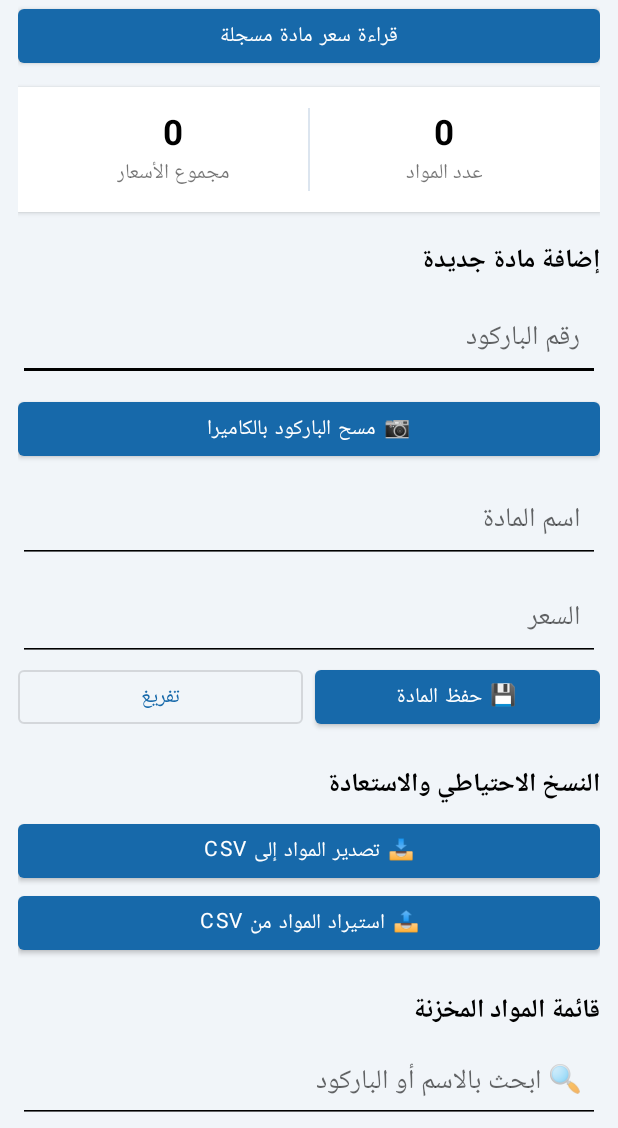
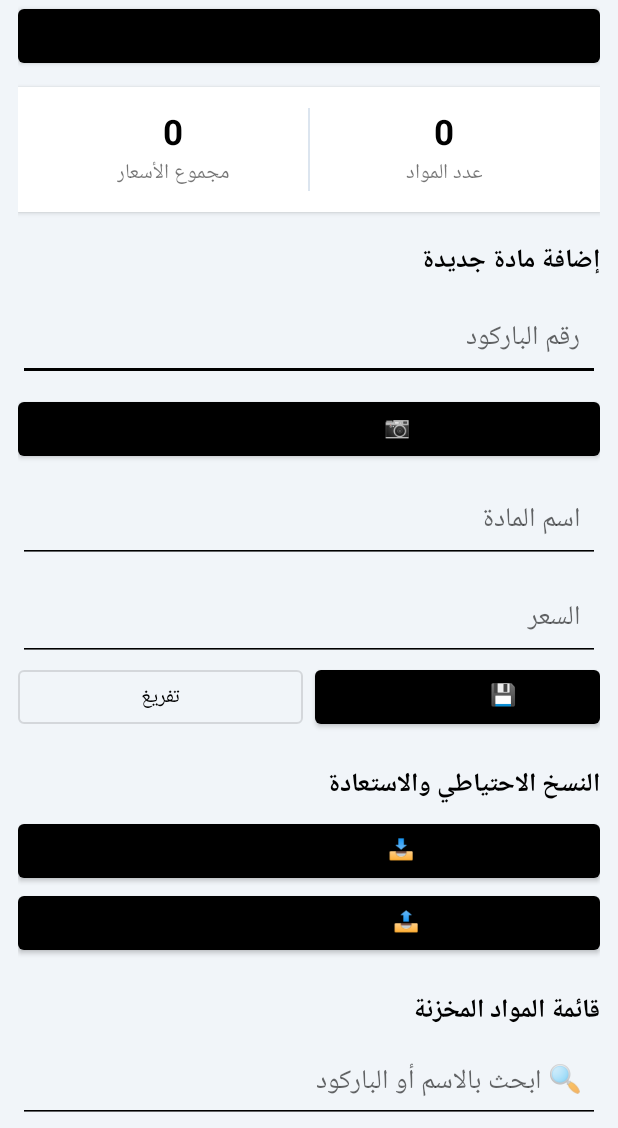
Before and after one commit to khaldonshhab/Kh, an Android app: the screen it shows after launch (MainActivity), on a phone screen of 412 x 824 dp, the part 108-1236 px from its top. Run offline under Robolectric (Android 15) with nearby library versions, the phone set to English and light mode, and no system bars.

Commit message:
Set application typography and controls to black

```diff
--- a/MiniMarketNative/app/src/main/res/values/styles.xml
+++ b/MiniMarketNative/app/src/main/res/values/styles.xml
@@ -1,11 +1,26 @@
 <resources>
     <style name="Theme.MiniMarket" parent="Theme.MaterialComponents.DayNight.NoActionBar">
-        <item name="colorPrimary">#1769AA</item>
-        <item name="colorPrimaryVariant">#10548C</item>
-        <item name="colorSecondary">#27AE60</item>
+        <item name="colorPrimary">#000000</item>
+        <item name="colorPrimaryVariant">#000000</item>
+        <item name="colorSecondary">#000000</item>
+        <item name="colorOnPrimary">#FFFFFF</item>
+        <item name="colorOnSurface">#000000</item>
+        <item name="android:textColorPrimary">#000000</item>
+        <item name="android:textColorSecondary">#000000</item>
         <item name="android:fontFamily">sans</item>
-        <item name="android:statusBarColor">#10548C</item>
+        <item name="android:statusBarColor">#000000</item>
         <item name="android:navigationBarColor">#FFFFFF</item>
         <item name="android:windowLightNavigationBar">true</item>
+        <item name="android:colorAccent">#000000</item>
+        <item name="materialButtonStyle">@style/BlackButton</item>
+    </style>
+
+    <style name="BlackButton" parent="Widget.MaterialComponents.Button">
+        <item name="android:textColor">#000000</item>
+    </style>
+
+    <style name="BlackOutlinedButton" parent="Widget.MaterialComponents.Button.OutlinedButton">
+        <item name="android:textColor">#000000</item>
+        <item name="strokeColor">#000000</item>
     </style>
 </resources>
```
